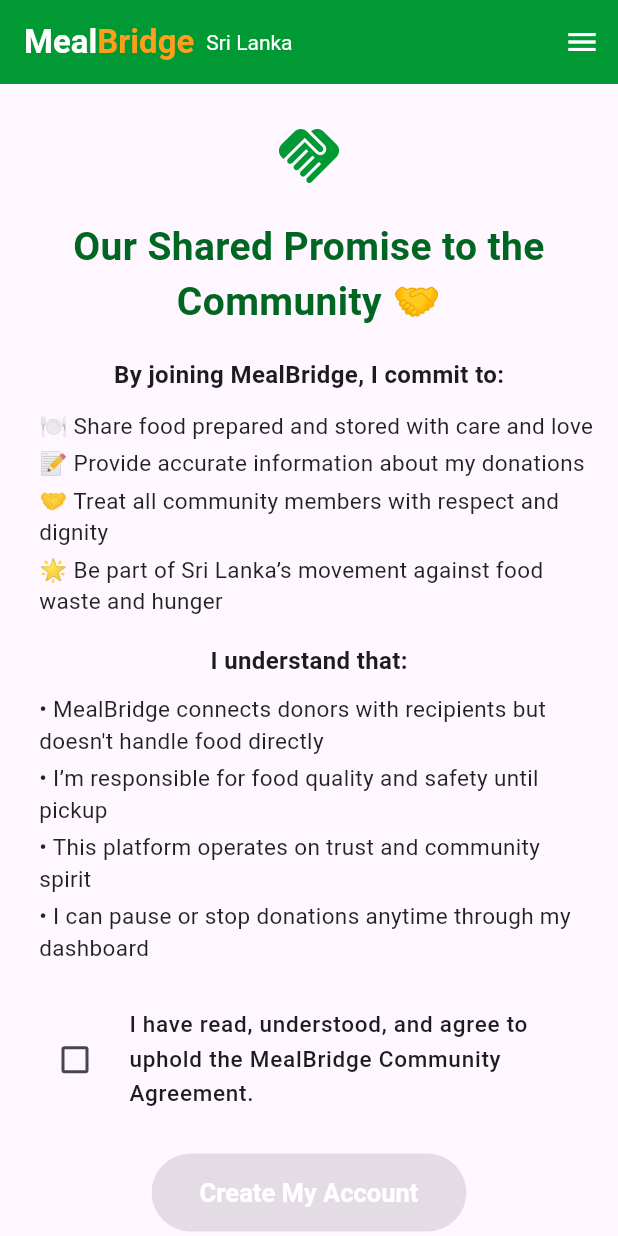
After one commit to oviniWijesooriya/MealBridge, a Flutter app: the CommunityAgreementPage screen opened by its route, on a phone screen of 412 x 824 dp. The commit adds this screen. Run offline on Flutter 3.47's test engine with Material 3 defaults, Android fonts, the phone set to English and light mode, and no system bars.

Commit message:
add community agreement

```diff
--- a/lib/main.dart
+++ b/lib/main.dart
@@ -8,6 +8,7 @@
 import 'pages/donor_signup.dart';
 import 'widgets/mobile_nav_drawer.dart';
 import 'pages/donor_type_selection.dart';
+import 'pages/community_agreement.dart';
 
 void main() {
   runApp(kIsWeb ? MealBridgeWebApp() : MealBridgeMobileApp());
@@ -141,6 +142,7 @@
         '/register': (context) => DonorSignUpFormPage(),
         '/donate': (context) => DonorSignUpPage(),
         '/donor-type-selection': (context) => DonorTypeSelectionPage(),
+        '/agreement': (context) => CommunityAgreementPage(),
       },
       debugShowCheckedModeBanner: false,
     );
@@ -162,6 +164,7 @@
         '/login': (context) => LoginPage(),
         '/register': (context) => DonorSignUpFormPage(),
         '/donor-type-selection': (context) => DonorTypeSelectionPage(),
+        '/agreement': (context) => CommunityAgreementPage(),
       },
       debugShowCheckedModeBanner: false,
     );
--- /dev/null
+++ b/lib/pages/community_agreement.dart
@@ -0,0 +1,178 @@
+import 'package:flutter/foundation.dart' show kIsWeb;
+import 'package:flutter/material.dart';
+import '../main.dart'; // For MealBridgeHeader
+import '../widgets/mobile_nav_drawer.dart';
+
+class CommunityAgreementPage extends StatefulWidget {
+  @override
+  State<CommunityAgreementPage> createState() => _CommunityAgreementPageState();
+}
+
+class _CommunityAgreementPageState extends State<CommunityAgreementPage> {
+  bool agreed = false;
+
+  @override
+  Widget build(BuildContext context) {
+    final content = _CommunityAgreementContent(
+      agreed: agreed,
+      onChanged: (v) => setState(() => agreed = v ?? false), // <-- FIXED
+      onProceed:
+          agreed
+              ? () {
+                // TODO: Create account in backend/Firebase
+                Navigator.of(context).pushReplacementNamed('/donor-welcome');
+              }
+              : null,
+    );
+
+    return kIsWeb
+        ? Scaffold(
+          appBar: PreferredSize(
+            preferredSize: Size.fromHeight(56),
+            child: MealBridgeHeader(isWeb: true),
+          ),
+          body: Center(
+            child: SingleChildScrollView(
+              child: Container(
+                constraints: BoxConstraints(maxWidth: 540),
+                padding: EdgeInsets.symmetric(vertical: 40, horizontal: 24),
+                child: content,
+              ),
+            ),
+          ),
+        )
+        : Scaffold(
+          appBar: PreferredSize(
+            preferredSize: Size.fromHeight(56),
+            child: MealBridgeHeader(isWeb: false),
+          ),
+          endDrawer: MobileNavDrawer(),
+          body: SingleChildScrollView(
+            padding: EdgeInsets.symmetric(vertical: 24, horizontal: 14),
+            child: content,
+          ),
+        );
+  }
+}
+
+class _CommunityAgreementContent extends StatelessWidget {
+  final bool agreed;
+  final ValueChanged<bool?> onChanged; // <-- FIXED TYPE
+  final VoidCallback? onProceed;
+
+  const _CommunityAgreementContent({
+    required this.agreed,
+    required this.onChanged,
+    required this.onProceed,
+  });
+
+  @override
+  Widget build(BuildContext context) {
+    return Column(
+      crossAxisAlignment: CrossAxisAlignment.center,
+      children: [
+        Icon(Icons.handshake, size: 48, color: Color(0xFF009933)),
+        SizedBox(height: 18),
+        Text(
+          "Our Shared Promise to the Community 🤝",
+          style: TextStyle(
+            fontSize: 26,
+            fontWeight: FontWeight.bold,
+            color: Color(0xFF006622),
+          ),
+          textAlign: TextAlign.center,
+        ),
+        SizedBox(height: 18),
+        _AgreementList(),
+        SizedBox(height: 20),
+        CheckboxListTile(
+          value: agreed,
+          onChanged: onChanged,
+          controlAffinity: ListTileControlAffinity.leading,
+          title: Text(
+            "I have read, understood, and agree to uphold the MealBridge Community Agreement.",
+            style: TextStyle(fontSize: 15, fontWeight: FontWeight.w500),
+          ),
+        ),
+        SizedBox(height: 20),
+        ElevatedButton(
+          style: ElevatedButton.styleFrom(
+            backgroundColor: agreed ? Color(0xFF009933) : Colors.grey,
+            padding: EdgeInsets.symmetric(vertical: 16, horizontal: 32),
+            textStyle: TextStyle(fontSize: 17, fontWeight: FontWeight.bold),
+          ),
+          onPressed: onProceed,
+          child: Text(
+            "Create My Account",
+            style: TextStyle(color: Colors.white),
+          ),
+        ),
+      ],
+    );
+  }
+}
+
+class _AgreementList extends StatelessWidget {
+  @override
+  Widget build(BuildContext context) {
+    return Column(
+      children: [
+        Text(
+          "By joining MealBridge, I commit to:",
+          style: TextStyle(fontSize: 16, fontWeight: FontWeight.w600),
+        ),
+        SizedBox(height: 10),
+        _AgreementItem("🍽️ Share food prepared and stored with care and love"),
+        _AgreementItem("📝 Provide accurate information about my donations"),
+        _AgreementItem(
+          "🤝 Treat all community members with respect and dignity",
+        ),
+        _AgreementItem(
+          "🌟 Be part of Sri Lanka’s movement against food waste and hunger",
+        ),
+        SizedBox(height: 16),
+        Text(
+          "I understand that:",
+          style: TextStyle(fontSize: 16, fontWeight: FontWeight.w600),
+        ),
+        SizedBox(height: 8),
+        _AgreementItem(
+          "• MealBridge connects donors with recipients but doesn't handle food directly",
+        ),
+        _AgreementItem(
+          "• I’m responsible for food quality and safety until pickup",
+        ),
+        _AgreementItem(
+          "• This platform operates on trust and community spirit",
+        ),
+        _AgreementItem(
+          "• I can pause or stop donations anytime through my dashboard",
+        ),
+      ],
+    );
+  }
+}
+
+class _AgreementItem extends StatelessWidget {
+  final String text;
+  const _AgreementItem(this.text);
+
+  @override
+  Widget build(BuildContext context) {
+    return Padding(
+      padding: EdgeInsets.symmetric(vertical: 2),
+      child: Row(
+        crossAxisAlignment: CrossAxisAlignment.start,
+        children: [
+          SizedBox(width: 12),
+          Expanded(
+            child: Text(
+              text,
+              style: TextStyle(fontSize: 15, color: Colors.black87),
+            ),
+          ),
+        ],
+      ),
+    );
+  }
+}
--- a/lib/pages/donor_signup_form.dart
+++ b/lib/pages/donor_signup_form.dart
@@ -359,7 +359,13 @@
               padding: EdgeInsets.symmetric(vertical: 16),
               textStyle: TextStyle(fontSize: 16, fontWeight: FontWeight.bold),
             ),
-            onPressed: widget.onSubmit,
+            onPressed: () {
+              if (widget.formKey.currentState!.validate()) {
+                widget.formKey.currentState!.save();
+                // TODO: Submit registration data here (e.g., to Firebase)
+                Navigator.of(context).pushReplacementNamed('/agreement');
+              }
+            },
             child: Text("Submit", style: TextStyle(color: Colors.white)),
           ),
         ],
```
